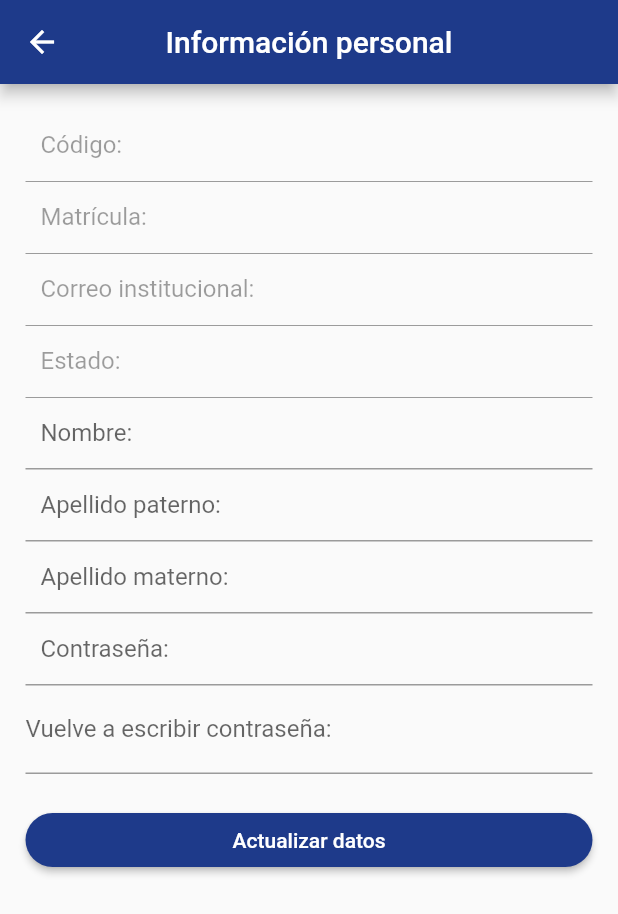
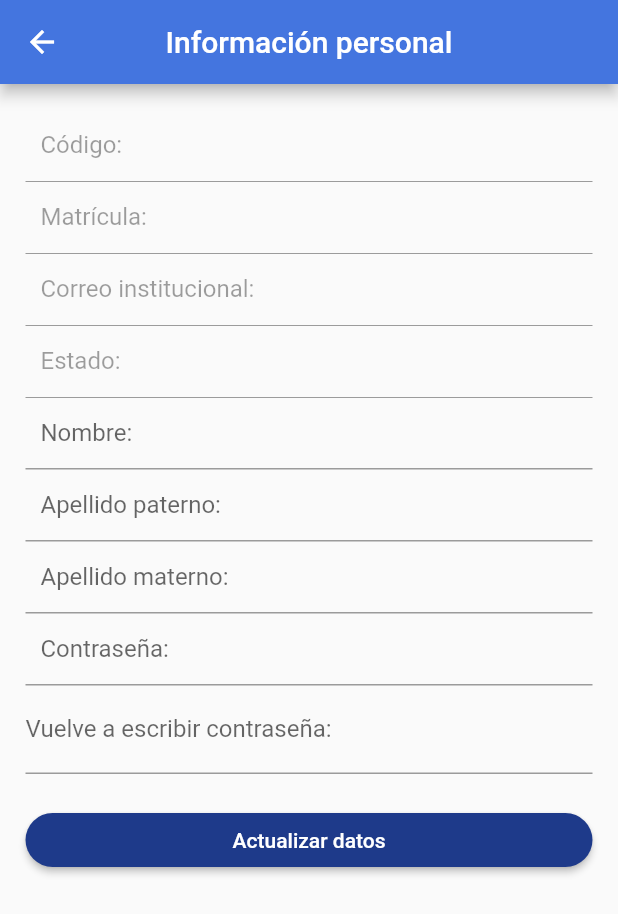
Before and after one commit to Tamagochi02/movil_modular, a Flutter app: the HomePage screen opened by its route, after a tap on the "settings" icon, on a phone screen of 412 x 824 dp. Shown: the top 914 px of the screen. Run offline on Flutter 3.47's test engine with Material 2 defaults, Android fonts, the phone set to English and light mode, and no system bars; our stand-ins replace file_picker; missing offline and left inert: passwordfield.

Commit message:
changed color in student section

```diff
--- a/lib/pages/student/docRegister.dart
+++ b/lib/pages/student/docRegister.dart
@@ -189,7 +189,7 @@ class _DocRegisterPageState extends State<DocRegisterPage> {
               onPressed: () {},
               child: Text("Registrar"),
               style: ElevatedButton.styleFrom(
-                primary: Color.fromARGB(255, 30, 58, 138),
+                primary: Color.fromARGB(255, 68, 117, 223),
                 padding: const EdgeInsets.all(15),
                 shape: new RoundedRectangleBorder(
                   borderRadius: new BorderRadius.circular(30.0),
--- a/lib/pages/student/docUpdateView.dart
+++ b/lib/pages/student/docUpdateView.dart
@@ -112,7 +112,7 @@ class _DocUpdateViewPageState extends State<DocUpdateViewPage> {
             onPressed: () {},
             child: Text("Actualizar datos"),
             style: ElevatedButton.styleFrom(
-              primary: Color.fromARGB(255, 30, 58, 138),
+              primary: Color.fromARGB(255, 68, 117, 223),
               padding: const EdgeInsets.all(15),
               shape: new RoundedRectangleBorder(
                 borderRadius: new BorderRadius.circular(30.0),
--- a/lib/pages/student/home.dart
+++ b/lib/pages/student/home.dart
@@ -13,7 +13,7 @@ class HomePage extends StatelessWidget {
         appBar: AppBar(
           title: Text("Gestor Modular"),
           centerTitle: true,
-          backgroundColor: Color.fromARGB(255, 30, 58, 138),
+          backgroundColor: Color.fromARGB(255, 68, 117, 223),
           leading: IconButton(
               onPressed: () {
                 Navigator.pushNamedAndRemoveUntil(
--- a/lib/pages/student/moduleDoc.dart
+++ b/lib/pages/student/moduleDoc.dart
@@ -14,7 +14,7 @@ class ModuleDoc extends StatelessWidget {
   Widget build(BuildContext context) {
     return Scaffold(
         appBar: AppBar(
-          backgroundColor: Color.fromARGB(255, 30, 58, 138),
+          backgroundColor: Color.fromARGB(255, 68, 117, 223),
           title: Text(RouteParamsModularProjectPage.title),
           centerTitle: true,
         ),
--- a/lib/pages/student/profile.dart
+++ b/lib/pages/student/profile.dart
@@ -22,7 +22,7 @@ class _ProfilePageState extends State<ProfilePage> {
   Widget build(BuildContext context) {
     return Scaffold(
       appBar: AppBar(
-        backgroundColor: Color.fromARGB(255, 30, 58, 138),
+        backgroundColor: Color.fromARGB(255, 68, 117, 223),
         title: Text("Información personal"),
         centerTitle: true,
         leading: IconButton(
```
